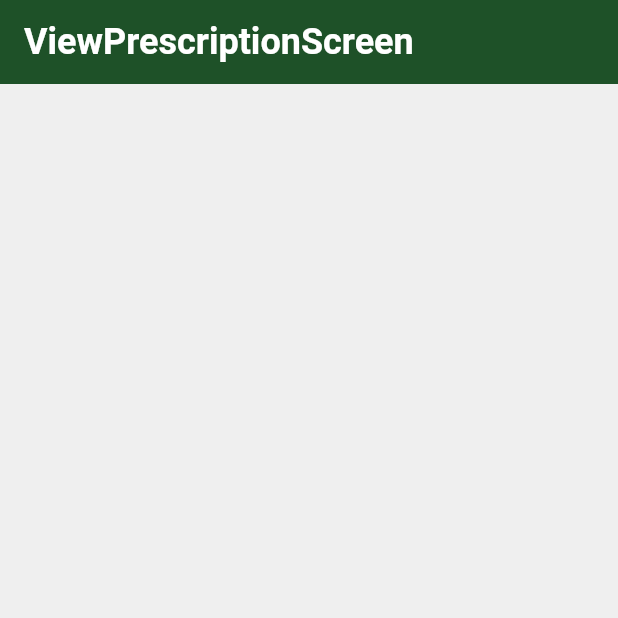
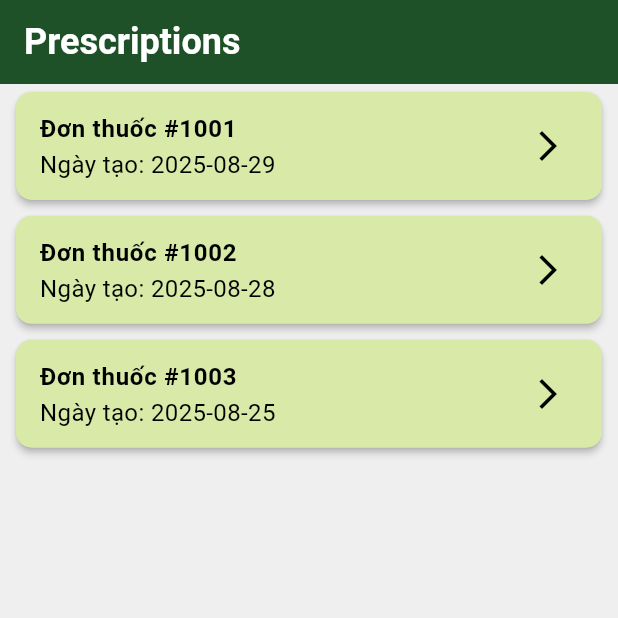
Before and after one commit to chuthimai/hospital_app, a Flutter app: the ViewPrescriptionsScreen screen opened by its route, on a phone screen of 412 x 824 dp, the top half of it. Run offline on Flutter 3.47's test engine with Material 3 defaults, Android fonts, the phone set to English and light mode, and no system bars; our stand-ins replace dropdown_search, flutter_bloc, flutter_screenutil, flutter_secure_storage, go_router, isar and 2 more; accounts and stored records are empty; generated files the repository leaves out were written again.

Commit message:
chức năng xem đơn thuốc

```diff
--- /dev/null
+++ b/lib/features/view_prescription/data/datasources/prescription_remote_data_source.dart
@@ -0,0 +1,6 @@
+import 'package:hospital_app/features/view_prescription/data/models/prescription_api_model.dart';
+
+abstract class PrescriptionRemoteDataSource {
+  Future<List<PrescriptionApiModel>> getPrescriptions({int lastId = 0});
+  Future<PrescriptionApiModel> getDetailPrescription(PrescriptionApiModel prescription);
+}
--- a/lib/features/view_prescription/presentation/view/view_prescriptions_screen.dart
+++ b/lib/features/view_prescription/presentation/view/view_prescriptions_screen.dart
@@ -1,17 +1,91 @@
 import 'package:flutter/material.dart';
+import 'package:flutter_screenutil/flutter_screenutil.dart';
+import 'package:go_router/go_router.dart';
+
+import '../../domain/entities/medication.dart';
+import '../../domain/entities/prescribed_medication.dart';
+import '../../domain/entities/prescription.dart';
 
 class ViewPrescriptionsScreen extends StatelessWidget {
   const ViewPrescriptionsScreen({super.key});
 
-
   @override
   Widget build(BuildContext context) {
-    return SafeArea(
-      child: Scaffold(
-        appBar: AppBar(
-          title: const Text('ViewPrescriptionScreen'),
+    final prescriptions = mockPrescriptions();
+
+    return Scaffold(
+      appBar: AppBar(
+        title: const Text('Prescriptions'),
+      ),
+      body: SafeArea(
+        child: ListView.builder(
+          itemCount: prescriptions.length,
+          itemBuilder: (context, index) {
+            final prescription = prescriptions[index];
+            return Card(
+              key: ValueKey(prescription.id),
+              margin: EdgeInsets.symmetric(horizontal: 12.sp, vertical: 6.sp),
+              shape: RoundedRectangleBorder(
+                borderRadius: BorderRadius.circular(12.sp),
+              ),
+              child: InkWell(
+                child: ListTile(
+                  title: Text(
+                    "Đơn thuốc #${prescription.id}",
+                    style: const TextStyle(
+                      fontWeight: FontWeight.bold,
+                    ),
+                  ),
+                  subtitle: Text(
+                      "Ngày tạo: ${prescription.createTime.toLocal().toString().split(' ')[0]}"),
+                  trailing: const Icon(Icons.arrow_forward_ios),
+                ),
+                onTap: () => context.push('/prescriptions/${prescription.id}',
+                    extra: prescription),
+              ),
+            );
+          },
         ),
       ),
     );
   }
 }
+
+// Mock data
+List<Prescription> mockPrescriptions() {
+  final med1 = Medication(id: 1, name: "Paracetamol", doseForm: "Tablet");
+  final med2 = Medication(id: 2, name: "Amoxicillin", doseForm: "Capsule");
+
+  final pm1 = PrescribedMedication(
+    id: 1,
+    medication: med1,
+    quantity: 10,
+    dosageInstruction: "2 tablets per day",
+  );
+
+  final pm2 = PrescribedMedication(
+    id: 2,
+    medication: med2,
+    quantity: 20,
+    dosageInstruction: "1 capsule every 8 hours",
+    note: "Take after meals",
+  );
+
+  return [
+    Prescription(
+      id: 1001,
+      createTime: DateTime.now().subtract(const Duration(days: 1)),
+      prescribedMedications: [pm1, pm2],
+    ),
+    Prescription(
+      id: 1002,
+      createTime: DateTime.now().subtract(const Duration(days: 2)),
+      prescribedMedications: [pm1],
+    ),
+    Prescription(
+      id: 1003,
+      createTime: DateTime.now().subtract(const Duration(days: 5)),
+      prescribedMedications: [],
+    ),
+  ];
+}
```
Also changed, not shown: lib/features/view_prescription/data/datasources/prescription_local_data_source.dart (added, +123 -0 lines), lib/features/view_prescription/data/models/prescribed_medication_api_model.dart (added, +44 -0 lines), lib/features/view_prescription/data/models/prescribed_medication_db_model.dart (added, +46 -0 lines), lib/features/view_prescription/data/models/prescription_api_model.dart (added, +39 -0 lines), lib/features/view_prescription/data/models/prescription_db_model.dart (added, +43 -0 lines), lib/features/view_prescription/data/repositories/pescription_repository_impl.dart (added, +75 -0 lines), lib/features/view_prescription/domain/entities/prescribed_medication.dart (added, +17 -0 lines), lib/features/view_prescription/domain/entities/prescription.dart (added, +13 -0 lines), lib/features/view_prescription/domain/repositories/pescription_repository.dart (added, +7 -0 lines), lib/features/view_prescription/presentation/view/view_prescription_detail_screen.dart (+68 -5 lines), lib/share/db/isar_service.dart (+6 -2 lines), lib/features/view_prescription/data/models/medication_api_model.g.dart (added), lib/features/view_prescription/data/models/medication_db_model.g.dart (added), lib/features/view_prescription/data/models/prescribed_medication_api_model.g.dart (added), 3 more files.
